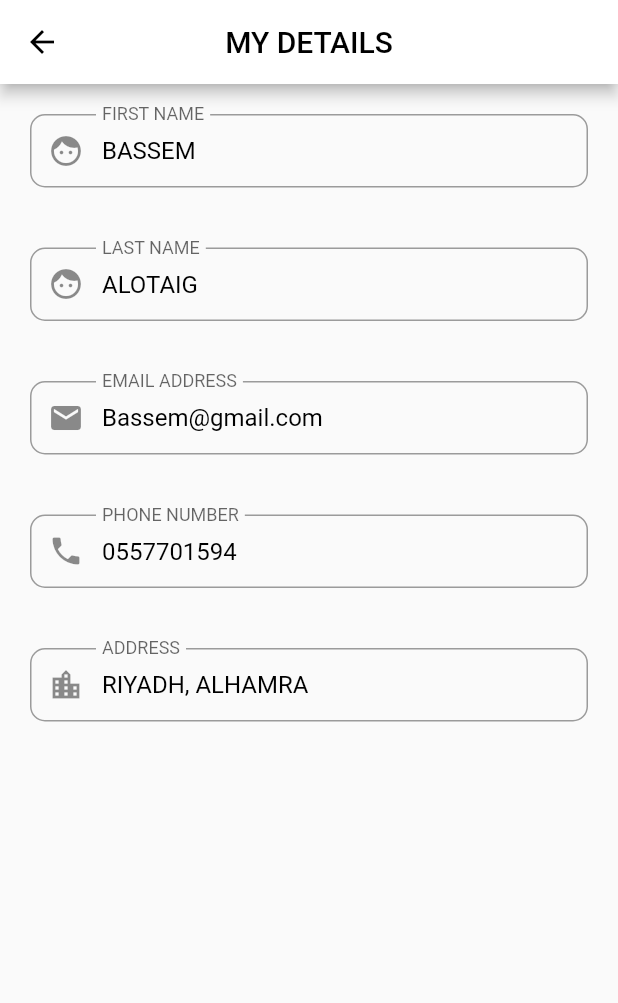
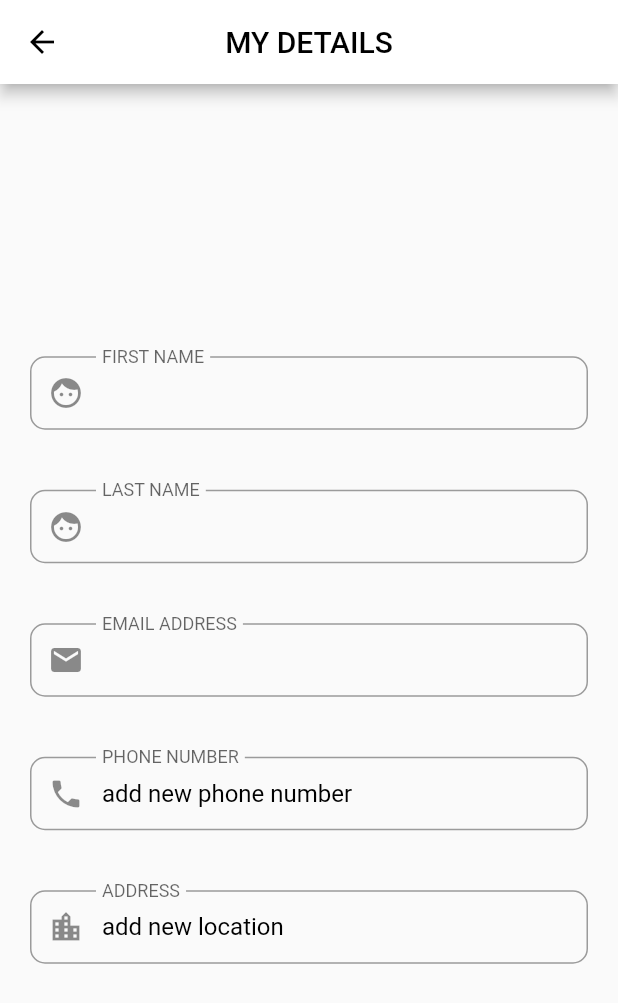
Before and after one commit to Abdulaziz-ba/Project, a Flutter app: the ProfilePage screen opened directly, after a tap on "My Details", on a phone screen of 412 x 824 dp. Shown: the top 1003 px of the screen. Run offline on Flutter 3.47's test engine with Material 2 defaults, Android fonts, the phone set to English and light mode, and no system bars; our stand-ins replace cached_network_image, cloud_firestore, firebase_auth, firebase_core, firebase_storage, flutter_svg and 4 more; missing offline and left inert: cloud_firestore_web, dart:ffi, firebase_auth_web, firebase_core_web, firebase_storage_web; accounts and stored records are empty.

Commit message:
user details have been fetch from firestore

```diff
--- a/lib/view/Profile/components/MyDetails.dart
+++ b/lib/view/Profile/components/MyDetails.dart
@@ -1,54 +1,77 @@
 import 'package:brandz/view/Profile/components/body.dart';
+import 'package:cloud_firestore/cloud_firestore.dart';
+import 'package:firebase_auth/firebase_auth.dart';
 import 'package:flutter/cupertino.dart';
 import 'package:flutter/material.dart';
 
 class MyDetails extends StatelessWidget {
-  const MyDetails({Key? key}) : super(key: key);
+  MyDetails({Key? key}) : super(key: key);
+
+  final userData = FirebaseFirestore.instance
+      .collection('users')
+      .doc(FirebaseAuth.instance.currentUser?.uid)
+      .snapshots();
+
+  var data;
+
   @override
   Widget build(BuildContext context) {
+    return Container(
+        child: StreamBuilder(
+            stream: userData,
+            builder: (context, AsyncSnapshot<DocumentSnapshot> snapshot) {
+              if (!snapshot.hasData) {
+                return Text("first if");
+              }
+              if (snapshot.hasError) {
+                return Text("There is an error");
+              }
+              data = snapshot.requireData;
+
               return Scaffold(
                   appBar: AppBar(
                     backgroundColor: Colors.white,
                     leading: BackButton(color: Colors.black),
                     centerTitle: true,
-          title:
-              const Text('MY DETAILS', style: TextStyle(color: Colors.black)),
+                    title: const Text('MY DETAILS',
+                        style: TextStyle(color: Colors.black)),
                   ),
                   body: Column(
-          crossAxisAlignment: CrossAxisAlignment.start,
+                    mainAxisAlignment: MainAxisAlignment.center,
                     children: <Widget>[
                       displayBox2(
-                hintText: 'BASSEM',
+                          hintText: data['FirstName'],
                           lableText: 'FIRST NAME',
                           icon: Icon(
                             Icons.face,
                           )),
                       displayBox2(
-                hintText: 'ALOTAIG',
+                          hintText: data['LastName'],
                           lableText: 'LAST NAME',
                           icon: Icon(
                             Icons.face,
                           )),
                       displayBox2(
-                hintText: 'Bassem@gmail.com',
+                          hintText: data['email'],
                           lableText: 'EMAIL ADDRESS',
                           icon: Icon(
                             Icons.mail,
                           )),
                       displayBox2(
-                hintText: '0557701594',
+                          hintText: 'add new phone number', //data['phone']
                           lableText: 'PHONE NUMBER',
                           icon: Icon(
                             Icons.phone,
                           )),
                       displayBox2(
-                hintText: 'RIYADH, ALHAMRA',
+                          hintText: 'add new location', //data['location']
                           lableText: 'ADDRESS',
                           icon: Icon(
                             Icons.location_city,
                           ))
                     ],
                   ));
+            }));
   }
 }
 
--- a/lib/view/Profile/components/body.dart
+++ b/lib/view/Profile/components/body.dart
@@ -23,7 +23,7 @@ class Body extends StatelessWidget {
           press: () {
             Navigator.push(
               context,
-              MaterialPageRoute(builder: (context) => const MyDetails()),
+              MaterialPageRoute(builder: (context) => MyDetails()),
             );
           },
           text: 'My Details',
--- a/pubspec.yaml
+++ b/pubspec.yaml
@@ -27,6 +27,7 @@ dependencies:
   get: ^4.6.1
   google_fonts: ^2.0.0
   cached_network_image: ^3.2.0
+  flutter_svg: ^1.0.3
 
 
 
```
Also changed, not shown: pubspec.lock. Lines whose indentation alone changed are shown as unchanged.
